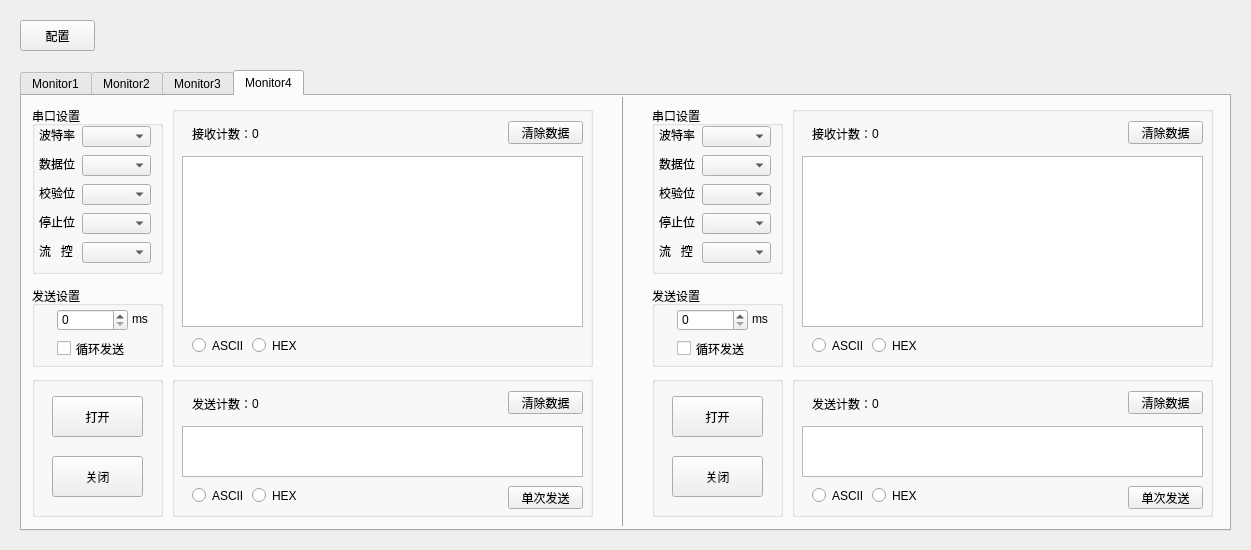
The window that mainwindow.ui (Mapleaph/comtest) describes before a commit, drawn with Qt 5.
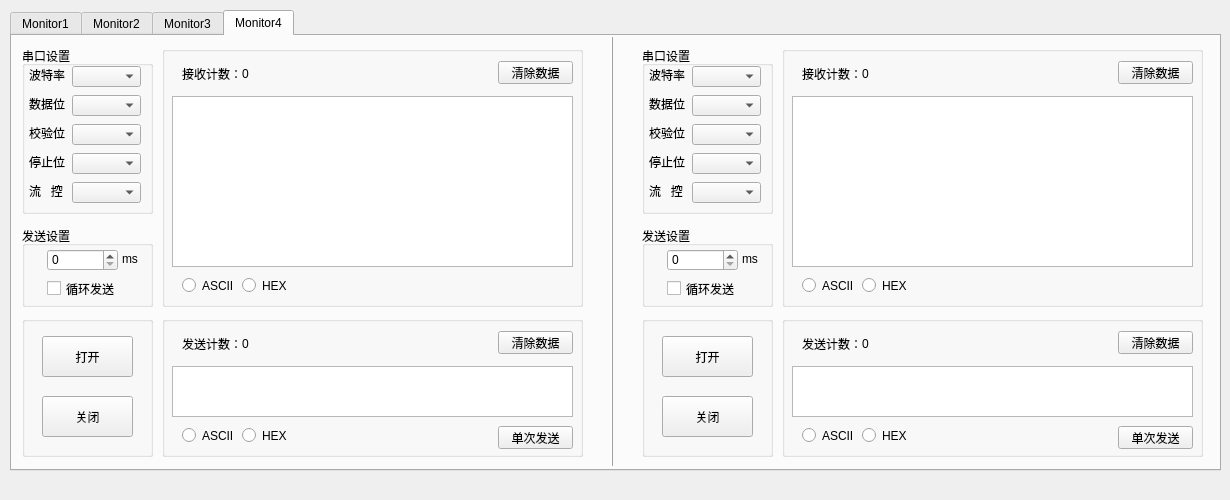
The same window after the commit. The open tabs and pages were chosen to show the change.

The edit to the form file:
```diff
--- a/mainwindow.ui
+++ b/mainwindow.ui
@@ -6,44 +6,31 @@
    <rect>
     <x>0</x>
     <y>0</y>
-    <width>1251</width>
-    <height>550</height>
+    <width>1230</width>
+    <height>500</height>
    </rect>
   </property>
   <property name="minimumSize">
    <size>
-    <width>1251</width>
-    <height>550</height>
+    <width>1230</width>
+    <height>500</height>
    </size>
   </property>
   <property name="maximumSize">
    <size>
-    <width>1251</width>
-    <height>550</height>
+    <width>1230</width>
+    <height>500</height>
    </size>
   </property>
   <property name="windowTitle">
    <string>串口测试程序</string>
   </property>
   <widget class="QWidget" name="centralWidget">
-   <widget class="QPushButton" name="btn_config">
-    <property name="geometry">
-     <rect>
-      <x>20</x>
-      <y>20</y>
-      <width>75</width>
-      <height>31</height>
-     </rect>
-    </property>
-    <property name="text">
-     <string>配置</string>
-    </property>
-   </widget>
    <widget class="QTabWidget" name="tabWidget">
     <property name="geometry">
      <rect>
-      <x>20</x>
-      <y>70</y>
+      <x>10</x>
+      <y>10</y>
       <width>1211</width>
       <height>461</height>
      </rect>
```
Left out of the diff: 45 changed lines with no effect on the pictures.
